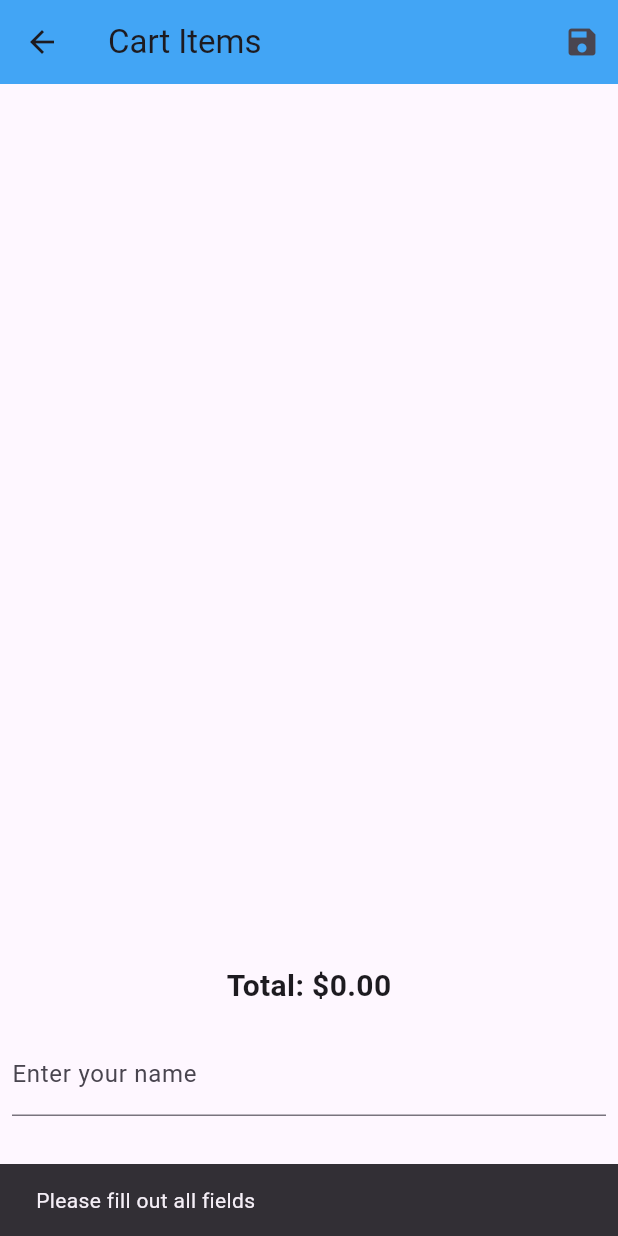
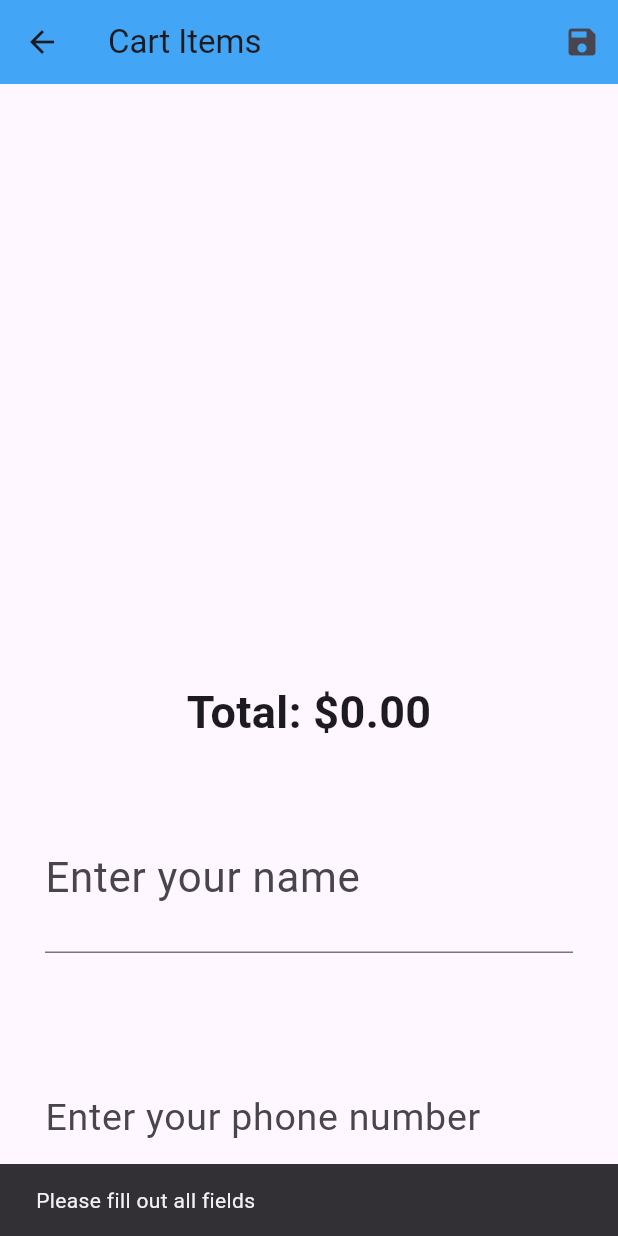
Before and after one commit to Hasanmatarr/k_home_project, a Flutter app: the CartScreen screen opened directly with empty values, after a tap on the "save" icon, on a phone screen of 412 x 824 dp. Run offline on Flutter 3.47's test engine with Material 3 defaults, Android fonts, the phone set to English and light mode, and no system bars; network calls fail.

Commit message:
last commit

```diff
--- a/lib/showProducts.dart
+++ b/lib/showProducts.dart
@@ -155,7 +155,7 @@
         SnackBar(
           content: Text(
             'Products have been purchased. A message notification has been sent to your phone number.',
-            style: TextStyle(fontSize: 23.0, backgroundColor: Colors.blueGrey[200]),
+            style: TextStyle(fontSize: 24.0, backgroundColor: Colors.blueGrey[200]),
           ),
         ),
       );
@@ -188,7 +188,7 @@
               itemCount: widget.cartItems.length,
               itemBuilder: (context, index) {
                 return ListTile(
-                  title: Text(widget.cartItems[index].toString()),
+                  title: Text(widget.cartItems[index].toString(),style: TextStyle(fontSize: 30.0,fontWeight: FontWeight.normal)),
                   trailing: IconButton(
                     icon: const Icon(Icons.remove_shopping_cart),
                     onPressed: () {
@@ -206,20 +206,20 @@
           ),
           Padding(
             padding: const EdgeInsets.all(8.0),
-            child: Text('Total: \$${total.toStringAsFixed(2)}', style: const TextStyle(fontSize: 20, fontWeight: FontWeight.bold)),
+            child: Text('Total: \$${total.toStringAsFixed(2)}', style: const TextStyle(fontSize: 30, fontWeight: FontWeight.bold)),
           ),
           Padding(
-            padding: const EdgeInsets.all(8.0),
+            padding: const EdgeInsets.all(30.0),
             child: TextField(
               controller: _nameController,
-              decoration: const InputDecoration(labelText: 'Enter your name'),
+              decoration: const InputDecoration(labelText: 'Enter your name',labelStyle: TextStyle(fontSize: 28),),style: TextStyle(fontSize: 40.0,fontWeight: FontWeight.normal),
             ),
           ),
           Padding(
-            padding: const EdgeInsets.all(8.0),
+            padding: const EdgeInsets.all(30.0),
             child: TextField(
               controller: _phoneController,
-              decoration: const InputDecoration(labelText: 'Enter your phone number'),
+              decoration: const InputDecoration(labelText: 'Enter your phone number',labelStyle: TextStyle(fontSize: 25),),style: TextStyle(fontSize: 40.0,fontWeight: FontWeight.normal),
               keyboardType: TextInputType.phone,
             ),
           ),
```
